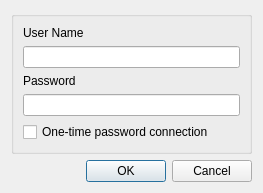
Old version of the form source/client/desktop/authorization_dialog.ui in the repository dchapyshev/aspia.
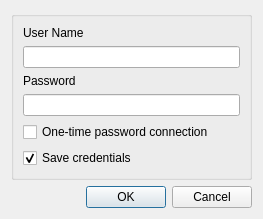
New version of the form. Custom widgets are drawn as their Qt base class.

```diff
--- a/source/client/desktop/authorization_dialog.ui
+++ b/source/client/desktop/authorization_dialog.ui
@@ -67,6 +67,16 @@
         </property>
        </widget>
       </item>
+      <item>
+       <widget class="QCheckBox" name="checkbox_save_credentials">
+        <property name="text">
+         <string>Save credentials</string>
+        </property>
+        <property name="checked">
+         <bool>true</bool>
+        </property>
+       </widget>
+      </item>
      </layout>
     </widget>
    </item>
```
